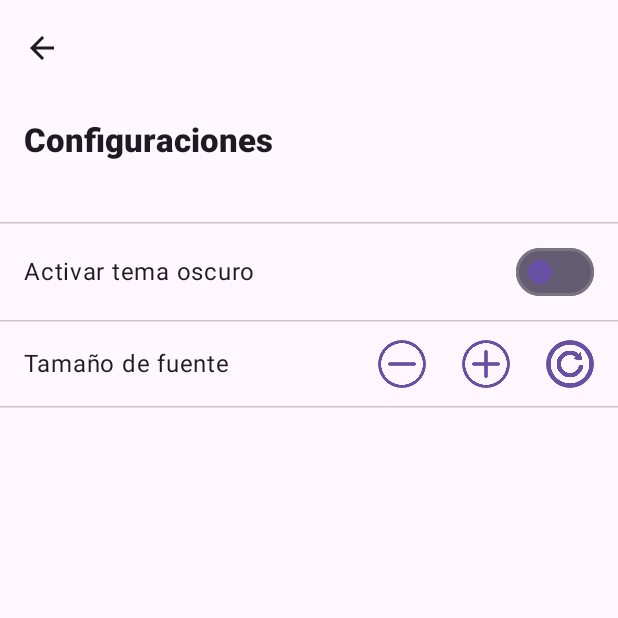
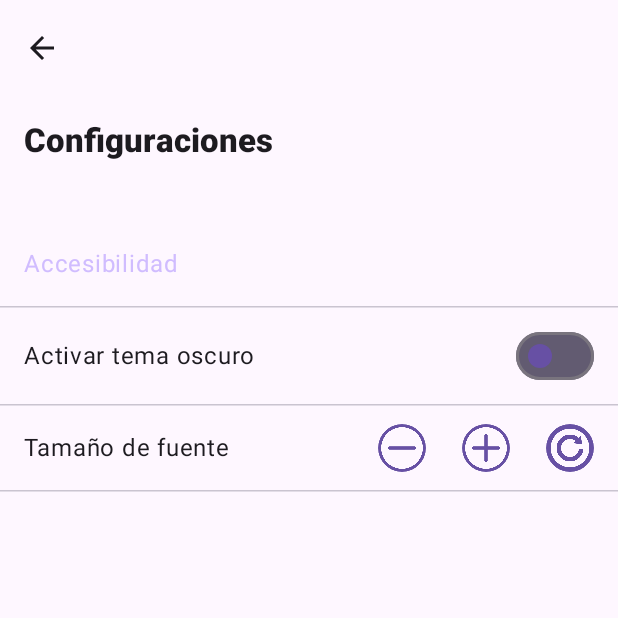
Before and after one commit to BriamCarrasco/Lazaro, an Android app built with Jetpack Compose: the composable SettingsScreen shown on its own in the app's theme, on a phone screen of 412 x 824 dp, the top half of it. Run offline under Robolectric (Android 15) with nearby library versions, the phone set to English and light mode, and no system bars; 3 statements that could not run were skipped.

Commit message:
Se agrega texto accesibilidad

```diff
--- a/app/src/main/java/com/example/lazaro/feature/settings/SettingsScreen.kt
+++ b/app/src/main/java/com/example/lazaro/feature/settings/SettingsScreen.kt
@@ -77,6 +77,15 @@ fun SettingsScreen(
 
             Spacer(modifier = Modifier.height(24.dp))
 
+            Text(
+                text = "Accesibilidad",
+                style = MaterialTheme.typography.bodyLarge,
+                color = MaterialTheme.colorScheme.inversePrimary,
+                modifier = Modifier.align(Alignment.Start)
+                    .padding(16.dp)
+
+            )
+
             HorizontalDivider()
 
             ListItem(
```
